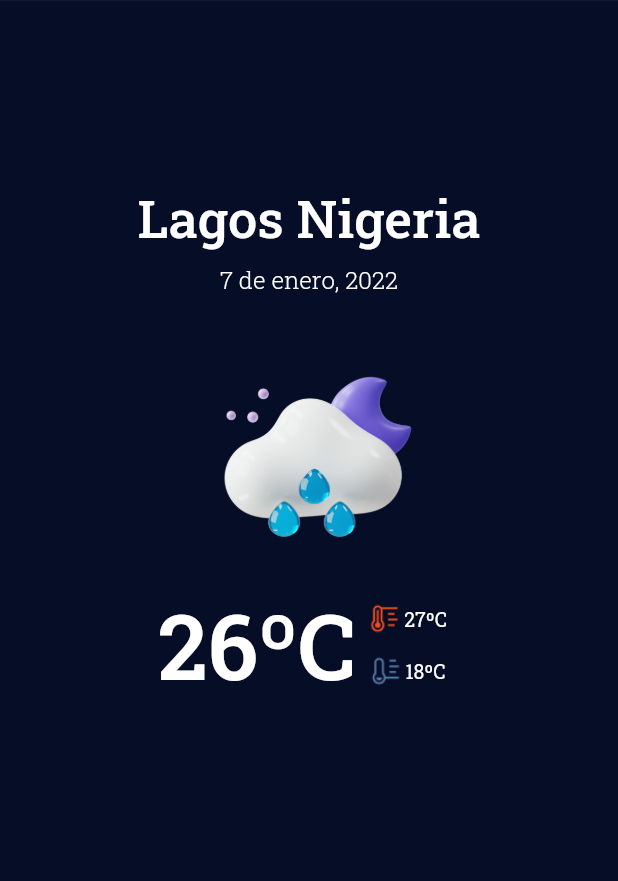
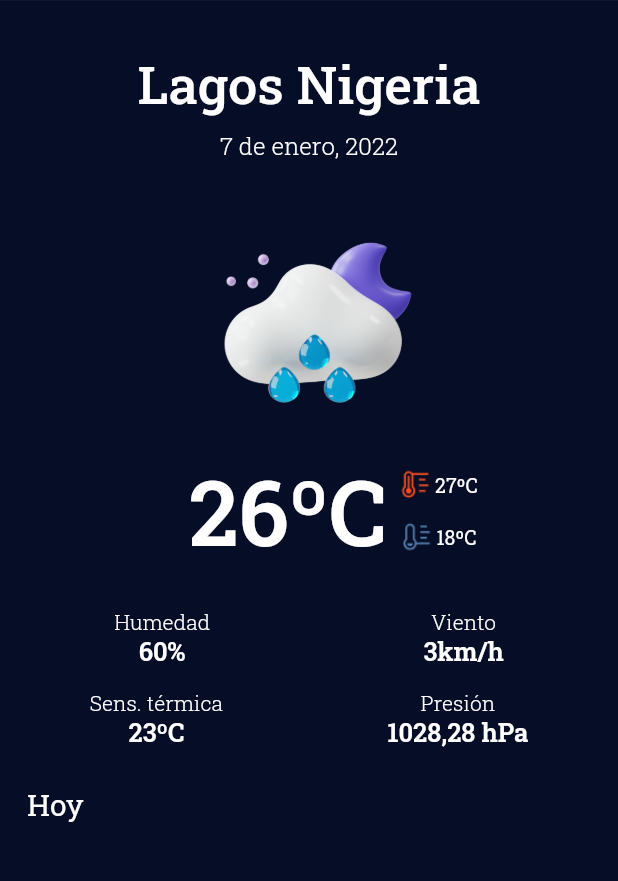
Before and after one commit to inmadv02/METEOR_APP, a Flutter app: the LocationPage screen opened by its route, on a phone screen of 412 x 824 dp, the part 197-1078 px from its top. Run offline on Flutter 3.47's test engine with Material 2 defaults, Android fonts, the light colour scheme and no system bars; our stand-ins replace google_fonts, shared_preferences; accounts and stored records are empty.

Commit message:
Avances hoy

```diff
--- a/meteor_app_proyecto/lib/pages/intro_page.dart
+++ b/meteor_app_proyecto/lib/pages/intro_page.dart
@@ -57,7 +57,6 @@ class _IntroPageState extends State<IntroPage> {
                       onChanged: (String? newValue) {
                         setState(() {
                           ciudadEjemplo = newValue!;
-                          PreferenceUtils.setString("ciudad", ciudadEjemplo);
                         });
                       },
                       items: listaCiudades
--- a/meteor_app_proyecto/lib/pages/location_page.dart
+++ b/meteor_app_proyecto/lib/pages/location_page.dart
@@ -1,11 +1,7 @@
 import 'package:flutter/material.dart';
 import 'package:meteor_app_proyecto/models/location_response.dart';
+import 'package:meteor_app_proyecto/services/location_service.dart';
 import 'package:meteor_app_proyecto/styles.dart';
-
-/*class LocationWeather {
-  final String ciudad;
-  LocationWeather(this.ciudad);
-}*/
 
 class LocationPage extends StatefulWidget {
   const LocationPage({Key? key}) : super(key: key);
@@ -15,9 +11,19 @@ class LocationPage extends StatefulWidget {
 }
 
 class _LocationPageState extends State<LocationPage> {
+  /* late LocationService locationService;
+  String ciudad = '';
+
+  @override
+  void initState() {
+    locationService = LocationService();
+    locationService.getCity(ciudad);
+    super.initState();
+  }*/
+
   @override
   Widget build(BuildContext context) {
-    //final args = ModalRoute.of(context)!.settings.arguments as LocationWeather;
+    //final args = ModalRoute.of(context)!.settings.arguments as Location;
 
     return Scaffold(
         body: Stack(children: [
@@ -54,6 +60,7 @@ class _LocationPageState extends State<LocationPage> {
               Image.asset('assets/icons/09n.png',
                   width: MediaQuery.of(context).size.width * 0.45),
               Row(mainAxisAlignment: MainAxisAlignment.center, children: [
+                SizedBox(width: MediaQuery.of(context).size.width * 0.1),
                 Text('26ºC',
                     style: Styles.textNormalCustom(
                         60, Styles.blanco, FontWeight.w600)),
@@ -87,7 +94,68 @@ class _LocationPageState extends State<LocationPage> {
                             ))
                       ],
                     )),
-              ])
+              ]),
+              Padding(
+                  padding: const EdgeInsets.fromLTRB(5, 25, 5, 4),
+                  child: Row(
+                    mainAxisAlignment: MainAxisAlignment.spaceAround,
+                    children: [
+                      Column(
+                          mainAxisAlignment: MainAxisAlignment.center,
+                          children: [
+                            Text('Humedad',
+                                style: Styles.textNormalCustom(
+                                    14, Styles.blanco, FontWeight.w300)),
+                            Text('60%',
+                                style: Styles.textNormalCustom(
+                                    17, Styles.blanco, FontWeight.w600))
+                          ]),
+                      Column(
+                          mainAxisAlignment: MainAxisAlignment.center,
+                          children: [
+                            Text('Viento',
+                                style: Styles.textNormalCustom(
+                                    14, Styles.blanco, FontWeight.w300)),
+                            Text('3km/h',
+                                style: Styles.textNormalCustom(
+                                    17, Styles.blanco, FontWeight.w600))
+                          ]),
+                    ],
+                  )),
+              Padding(
+                  padding: const EdgeInsets.fromLTRB(5, 10, 5, 4),
+                  child: Row(
+                    mainAxisAlignment: MainAxisAlignment.spaceAround,
+                    children: [
+                      Column(
+                          mainAxisAlignment: MainAxisAlignment.center,
+                          children: [
+                            Text('Sens. térmica',
+                                style: Styles.textNormalCustom(
+                                    14, Styles.blanco, FontWeight.w300)),
+                            Text('23ºC',
+                                style: Styles.textNormalCustom(
+                                    17, Styles.blanco, FontWeight.w600))
+                          ]),
+                      Column(
+                          mainAxisAlignment: MainAxisAlignment.center,
+                          children: [
+                            Text('Presión',
+                                style: Styles.textNormalCustom(
+                                    14, Styles.blanco, FontWeight.w300)),
+                            Text('1028,28 hPa',
+                                style: Styles.textNormalCustom(
+                                    17, Styles.blanco, FontWeight.w600))
+                          ]),
+                    ],
+                  )),
+              Padding(
+                  padding: const EdgeInsets.fromLTRB(18, 20, 0, 10),
+                  child: Row(children: [
+                    Text('Hoy',
+                        style: Styles.textNormalCustom(
+                            20, Styles.blanco, FontWeight.w400))
+                  ]))
             ],
           ))
     ]));
--- /dev/null
+++ b/meteor_app_proyecto/lib/services/location_service.dart
@@ -0,0 +1,17 @@
+import 'dart:convert';
+
+import 'package:http/http.dart' as http;
+import 'package:meteor_app_proyecto/models/location_response.dart';
+
+class LocationService {
+  Future<Location> getCity(String cityName) async {
+    final result = await http.get(Uri.parse(
+        'api.openweathermap.org/data/2.5/weather?q=$cityName&appid=00bfbfb7579241d929c5b460be1fc5b3'));
+
+    if (result.statusCode == 200) {
+      return Location.fromJson(jsonDecode(result.body));
+    } else {
+      throw Exception('No se ha podido obtener la ciudad D:');
+    }
+  }
+}
--- a/meteor_app_proyecto/lib/utils/preferences.dart
+++ b/meteor_app_proyecto/lib/utils/preferences.dart
@@ -33,7 +33,8 @@ class PreferenceUtils {
 
   static int? getInt(String key) => _prefs.getInt(key);
 
-  static String? getString(String key, String ciudadEjemplo) => _prefs.getString(key);
+  static String? getString(String key, String ciudadEjemplo) =>
+      _prefs.getString(key);
 
   static List<String>? getStringList(String key) => _prefs.getStringList(key);
 
--- a/meteor_app_proyecto/pubspec.yaml
+++ b/meteor_app_proyecto/pubspec.yaml
@@ -36,6 +36,7 @@ dependencies:
   cupertino_icons: ^1.0.2
   google_fonts: ^2.2.0
   shared_preferences: ^2.0.13
+  http: ^0.13.4
 
 dev_dependencies:
   flutter_test:
```
